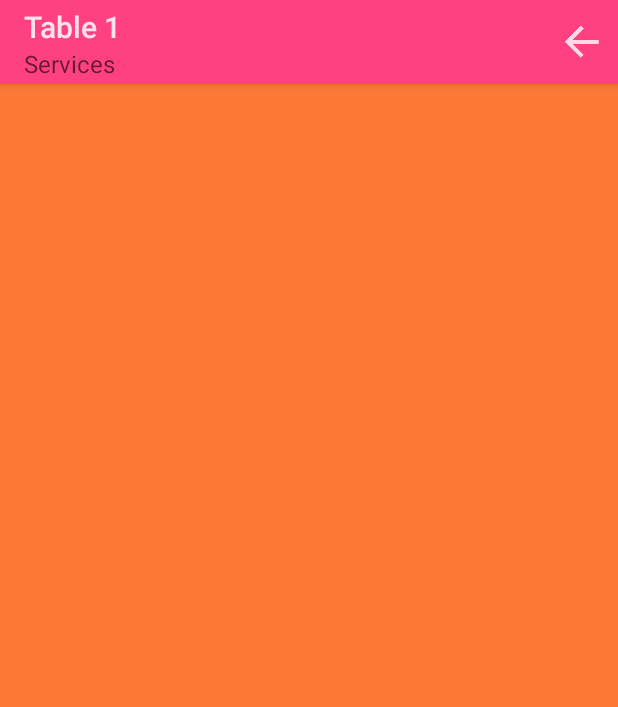
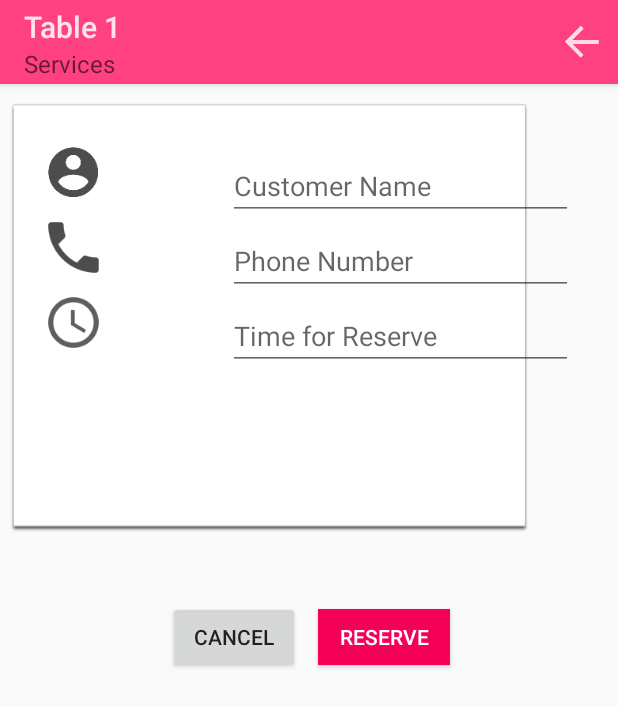
Before and after one commit to Prayongyen/Dezato, an Android app: the fragment ReserveFragment shown on its own in the app's theme, on a phone screen of 412 x 824 dp. Shown: the top 707 px of the screen. Run offline under Robolectric (Android 15) with nearby library versions, the light colour scheme and no system bars.

Commit message:
Add Reervation Form

```diff
--- a/app/src/main/java/th/ac/buu/se/s55160077/s55160018/dezato/TableFragment.java
+++ b/app/src/main/java/th/ac/buu/se/s55160077/s55160018/dezato/TableFragment.java
@@ -180,7 +180,7 @@ public class TableFragment extends Fragment implements AdapterView.OnItemClickLi
             String txtTableMessage = null;
             JSONArray jsonarray;
             Resources resources = getResources();
-            String url = "http://10.103.1.6/rest_server/index.php/api/c_dz_table/tables/format/json";
+            String url = "http://10.103.1.12/rest_server/index.php/api/c_dz_table/tables/format/json";
             RestService re = new RestService();
             JSONObject jsonobject =  re.doGet(url);
             try {
--- a/app/src/main/res/layout/activity_login.xml
+++ b/app/src/main/res/layout/activity_login.xml
@@ -52,7 +52,7 @@
                 android:layout_gravity="right|top"
                 android:textColor="#000"
                 android:hint="IP Address"
-                android:layout_marginTop="60dp"
+                android:layout_marginTop="40dp"
                 android:layout_marginRight="30dp" />
 
             <EditText
@@ -64,7 +64,7 @@
                 android:layout_gravity="right|top"
                 android:textColor="#000"
                 android:hint="Username"
-                android:layout_marginTop="100dp"
+                android:layout_marginTop="85dp"
                 android:layout_marginRight="30dp" />
 
             <EditText
@@ -76,7 +76,7 @@
                 android:layout_gravity="right|top"
                 android:textColor="#000"
                 android:hint="Password"
-                android:layout_marginTop="145dp"
+                android:layout_marginTop="129dp"
                 android:layout_marginRight="30dp" />
 
 
@@ -86,7 +86,7 @@
                 android:text="Login"
                 android:id="@+id/loginButton"
                 android:layout_gravity="center"
-                android:layout_marginTop="80dp"
+                android:layout_marginTop="70dp"
                 android:background="#f50057"
                 android:textColor="#fff"
                 android:onClick="onLoginClick" />
@@ -97,7 +97,7 @@
                 android:id="@+id/imageView2"
                 android:layout_gravity="left|top"
                 android:src="@mipmap/ip"
-                android:layout_marginTop="55dp"
+                android:layout_marginTop="39dp"
                 android:layout_marginLeft="20dp" />
 
             <ImageView
@@ -106,7 +106,7 @@
                 android:id="@+id/imageView3"
                 android:layout_gravity="left|top"
                 android:src="@mipmap/user"
-                android:layout_marginTop="99dp"
+                android:layout_marginTop="85dp"
                 android:layout_marginLeft="20dp" />
 
             <ImageView
@@ -115,19 +115,8 @@
                 android:id="@+id/imageView4"
                 android:layout_gravity="left|top"
                 android:src="@mipmap/pw"
-                android:layout_marginTop="140dp"
+                android:layout_marginTop="130dp"
                 android:layout_marginLeft="20dp" />
-
-            <TextView
-                android:layout_width="wrap_content"
-                android:layout_height="wrap_content"
-                android:textAppearance="?android:attr/textAppearanceLarge"
-                android:text="@string/login_error_message"
-                android:id="@+id/textView"
-                android:layout_gravity="center_horizontal|top"
-                android:layout_marginTop="20dp"
-                android:textColor="@color/primary_dark"
-                android:textSize="20dp" />
 
         </FrameLayout>
 
--- a/app/src/main/res/layout/activity_logo.xml
+++ b/app/src/main/res/layout/activity_logo.xml
@@ -3,7 +3,9 @@
     android:layout_height="match_parent" android:paddingLeft="@dimen/activity_horizontal_margin"
     android:paddingRight="@dimen/activity_horizontal_margin"
     android:paddingTop="@dimen/activity_vertical_margin"
-    android:paddingBottom="@dimen/activity_vertical_margin" tools:context=".LogoActivity">
+    android:paddingBottom="@dimen/activity_vertical_margin"
+    tools:context=".LogoActivity"
+    android:background="@color/text_primary">
 
     <ImageView
         android:layout_width="wrap_content"
--- a/app/src/main/res/layout/fragment_reserve.xml
+++ b/app/src/main/res/layout/fragment_reserve.xml
@@ -1,7 +1,107 @@
 <?xml version="1.0" encoding="utf-8"?>
 <LinearLayout xmlns:android="http://schemas.android.com/apk/res/android"
     android:orientation="vertical" android:layout_width="match_parent"
-    android:layout_height="match_parent"
-    android:background="#fffc7935">
+    android:layout_height="match_parent">
+
+    <FrameLayout
+        android:layout_width="match_parent"
+        android:layout_height="match_parent"
+        android:layout_gravity="center_horizontal"
+        android:layout_weight="0.14">
+
+        <ImageView
+            android:layout_width="350dp"
+            android:layout_height="290dp"
+            android:id="@+id/imageView7"
+            android:layout_gravity="left|top"
+            android:background="@drawable/loginbg"
+            android:layout_marginTop="10dp"
+            android:layout_marginLeft="5dp"/>
+
+        <EditText
+            android:layout_width="230dp"
+            android:layout_height="wrap_content"
+            android:inputType="textPersonName"
+            android:ems="10"
+            android:id="@+id/editText"
+            android:layout_gravity="right|top"
+            android:textColor="#000"
+            android:hint="Customer Name"
+            android:layout_marginTop="45dp"
+            android:layout_marginRight="30dp" />
+
+        <EditText
+            android:layout_width="230dp"
+            android:layout_height="wrap_content"
+            android:inputType="textPersonName"
+            android:ems="10"
+            android:id="@+id/editText2"
+            android:layout_gravity="right|top"
+            android:textColor="#000"
+            android:hint="Phone Number"
+            android:layout_marginTop="95dp"
+            android:layout_marginRight="30dp" />
+
+        <EditText
+            android:layout_width="230dp"
+            android:layout_height="wrap_content"
+            android:inputType="textPersonName"
+            android:ems="10"
+            android:id="@+id/editText3"
+            android:layout_gravity="right|top"
+            android:textColor="#000"
+            android:hint="Time for Reserve"
+            android:layout_marginTop="145dp"
+            android:layout_marginRight="30dp" />
+
+
+        <ImageView
+            android:layout_width="38dp"
+            android:layout_height="38dp"
+            android:id="@+id/imageView2"
+            android:layout_gravity="left|top"
+            android:src="@mipmap/user"
+            android:layout_marginTop="40dp"
+            android:layout_marginLeft="30dp" />
+
+        <ImageView
+            android:layout_width="38dp"
+            android:layout_height="38dp"
+            android:id="@+id/imageView3"
+            android:layout_gravity="left|top"
+            android:src="@drawable/ic_phone"
+            android:layout_marginTop="90dp"
+            android:layout_marginLeft="30dp" />
+
+        <ImageView
+            android:layout_width="38dp"
+            android:layout_height="38dp"
+            android:id="@+id/imageView4"
+            android:layout_gravity="left|top"
+            android:src="@drawable/ic_clock"
+            android:layout_marginTop="140dp"
+            android:layout_marginLeft="30dp" />
+
+        <Button
+            android:layout_width="wrap_content"
+            android:layout_height="wrap_content"
+            android:text="Cancel"
+            android:id="@+id/button1"
+            android:layout_gravity="center"
+            android:layout_marginTop="-15dp"
+            android:layout_marginRight="50dp" />
+
+        <Button
+            android:layout_width="wrap_content"
+            android:layout_height="37dp"
+            android:text="Reserve"
+            android:id="@+id/button"
+            android:layout_gravity="center"
+            android:background="#f50057"
+            android:textColor="#fff"
+            android:layout_marginTop="-15dp"
+            android:layout_marginLeft="50dp" />
+
+    </FrameLayout>
 
 </LinearLayout>
```
Also changed, not shown: app/src/main/res/drawable-hdpi/ic_clock.png (added), app/src/main/res/drawable-hdpi/ic_phone.png (added), app/src/main/res/drawable-mdpi/ic_clock.png (added), app/src/main/res/drawable-mdpi/ic_phone.png (added), app/src/main/res/drawable-xhdpi/ic_clock.png (added), app/src/main/res/drawable-xhdpi/ic_phone.png (added), app/src/main/res/drawable-xxhdpi/ic_clock.png (added), app/src/main/res/drawable-xxhdpi/ic_phone.png (added).
